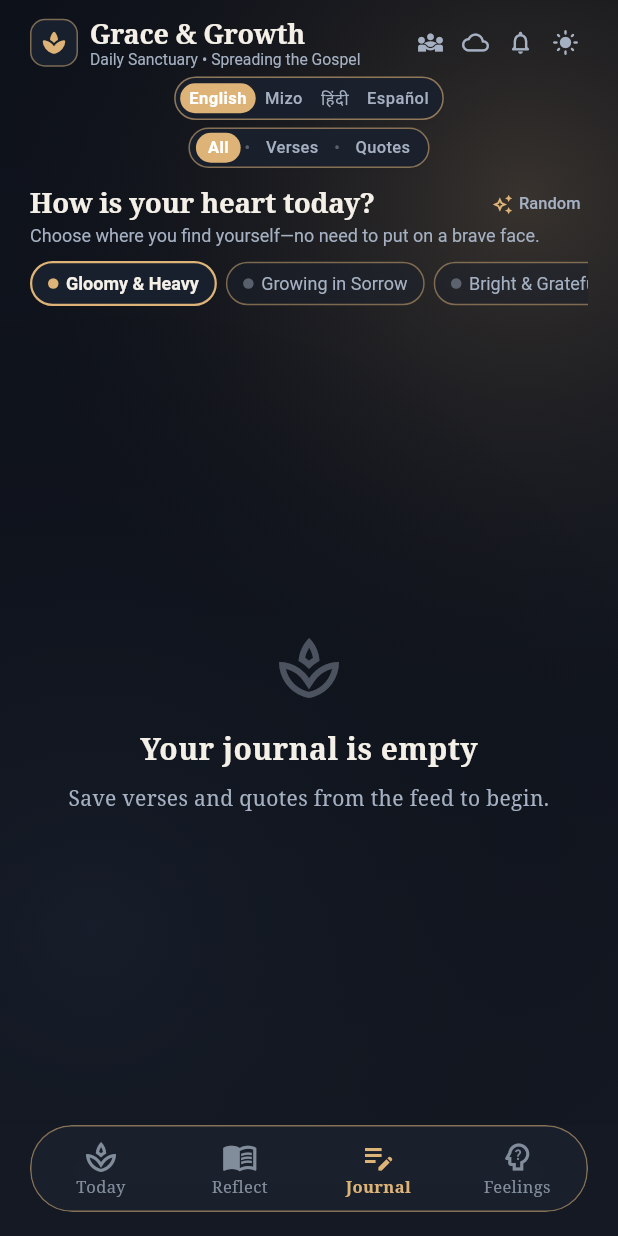
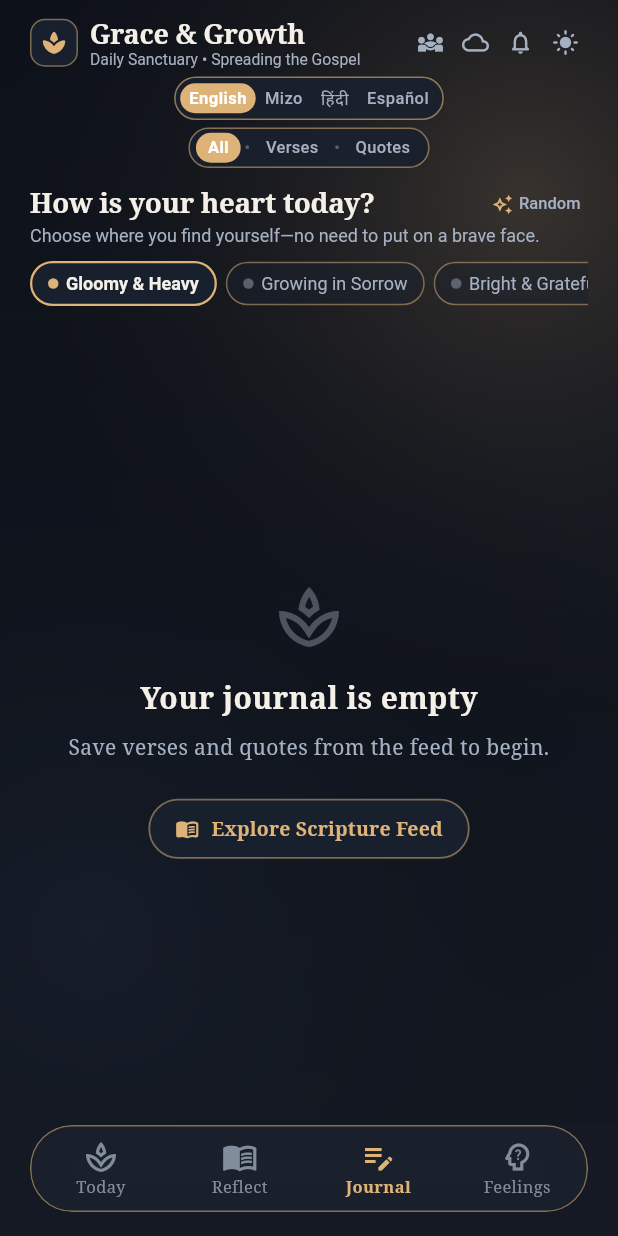
Before and after one commit to joelaah/grace-and-growth, a Flutter app: the HomeStageScreen screen opened directly, item 3 of the bottom bar chosen, on a phone screen of 412 x 824 dp. Run offline on Flutter 3.47's test engine with Material 3 defaults, Android fonts, the phone set to English and light mode, and no system bars; our stand-ins replace flutter_local_notifications, flutter_tts, share_plus, shared_preferences, supabase_flutter, timezone; missing offline and left inert: dart:html, dart:js_util; accounts and stored records are empty; network calls fail.

Commit message:
fix: bookmark persistence, layout clearances, empty feed CTA, and theme contrast

```diff
--- a/lib/screens/feelings_screen.dart
+++ b/lib/screens/feelings_screen.dart
@@ -96,7 +96,7 @@ class _FeelingsScreenState extends State<FeelingsScreen> {
 
     return SingleChildScrollView(
       physics: const BouncingScrollPhysics(),
-      padding: const EdgeInsets.fromLTRB(20, 8, 20, 32),
+      padding: const EdgeInsets.fromLTRB(20, 8, 20, 96),
       child: Center(
         child: ConstrainedBox(
           constraints: BoxConstraints(maxWidth: isWide ? 1200 : 700),
--- a/lib/screens/journal_screen.dart
+++ b/lib/screens/journal_screen.dart
@@ -17,6 +17,7 @@ class JournalScreen extends StatefulWidget {
   final ValueChanged<String>? onBookmarkToggle;
   final JournalStorage? journalStorage;
   final bool? isWideScreen;
+  final VoidCallback? onExploreFeed;
 
   const JournalScreen({
     super.key,
@@ -26,6 +27,7 @@ class JournalScreen extends StatefulWidget {
     this.onBookmarkToggle,
     this.journalStorage,
     this.isWideScreen,
+    this.onExploreFeed,
   });
 
   @override
@@ -104,6 +106,32 @@ class _JournalScreenState extends State<JournalScreen> {
                       color: palette.secondaryText,
                     ),
                   ),
+                  if (widget.onExploreFeed != null) ...[
+                    const SizedBox(height: 20),
+                    OutlinedButton.icon(
+                      onPressed: widget.onExploreFeed,
+                      icon: Icon(Icons.menu_book_rounded, size: 16, color: palette.accent),
+                      label: Text(
+                        'Explore Scripture Feed',
+                        style: TextStyle(
+                          fontSize: 13,
+                          fontWeight: FontWeight.w600,
+                          color: palette.accent,
+                        ),
+                      ),
+                      style: OutlinedButton.styleFrom(
+                        side: BorderSide(
+                          color: palette.accent.withValues(alpha: 0.5),
+                          width: 1.2,
+                        ),
+                        backgroundColor: palette.cardSurface,
+                        padding: const EdgeInsets.symmetric(horizontal: 18, vertical: 10),
+                        shape: RoundedRectangleBorder(
+                          borderRadius: BorderRadius.circular(20),
+                        ),
+                      ),
+                    ),
+                  ],
                 ],
               ),
             ),
@@ -130,7 +158,7 @@ class _JournalScreenState extends State<JournalScreen> {
 
       return SingleChildScrollView(
         physics: const BouncingScrollPhysics(),
-        padding: const EdgeInsets.fromLTRB(16, 8, 16, 32),
+        padding: const EdgeInsets.fromLTRB(16, 8, 16, 96),
         child: Center(
           child: ConstrainedBox(
             constraints: const BoxConstraints(maxWidth: 1200),
@@ -162,7 +190,7 @@ class _JournalScreenState extends State<JournalScreen> {
         constraints: const BoxConstraints(maxWidth: 700),
         child: ListView.builder(
           physics: const BouncingScrollPhysics(),
-          padding: const EdgeInsets.fromLTRB(16, 8, 16, 32),
+          padding: const EdgeInsets.fromLTRB(16, 8, 16, 96),
           itemCount: savedItems.length,
           itemBuilder: (context, index) {
             final item = savedItems[index];
--- a/lib/screens/today_screen.dart
+++ b/lib/screens/today_screen.dart
@@ -116,7 +116,7 @@ class _TodayScreenState extends State<TodayScreen> {
 
         return SingleChildScrollView(
           physics: const BouncingScrollPhysics(),
-          padding: EdgeInsets.fromLTRB(horizontalPadding, 8, horizontalPadding, 32),
+          padding: EdgeInsets.fromLTRB(horizontalPadding, 8, horizontalPadding, 96),
           child: Center(
             child: ConstrainedBox(
               constraints: BoxConstraints(maxWidth: isWide ? 1200 : 700),
--- a/lib/theme/mood_stage_theme.dart
+++ b/lib/theme/mood_stage_theme.dart
@@ -64,9 +64,9 @@ class StagePalette {
     bgTop: Color(0xFFFFFDF8),
     bgBottom: Color(0xFFF3ECE0),
     cardSurface: Color(0xFFFAF7F0),
-    cardBorder: Color(0xFFE2D9C8),
-    primaryText: Color(0xFF2E2620),
-    secondaryText: Color(0xFF756A5E),
+    cardBorder: Color(0xFFD4C8B2),
+    primaryText: Color(0xFF221B15),
+    secondaryText: Color(0xFF5A5046),
     accent: Color(0xFFC47A3B),
     stageLabel: 'Bright & Grateful',
   );
@@ -76,9 +76,9 @@ class StagePalette {
     bgTop: Color(0xFFFFFDF8),
     bgBottom: Color(0xFFF3ECE0),
     cardSurface: Color(0xFFFAF7F0),
-    cardBorder: Color(0xFFE2D9C8),
-    primaryText: Color(0xFF2E2620),
-    secondaryText: Color(0xFF756A5E),
+    cardBorder: Color(0xFFD4C8B2),
+    primaryText: Color(0xFF221B15),
+    secondaryText: Color(0xFF5A5046),
     accent: Color(0xFFB57C48),
     stageLabel: 'Walking Humbly',
   );
@@ -100,9 +100,9 @@ class StagePalette {
     bgTop: Color(0xFFFFFDF8),
     bgBottom: Color(0xFFF3ECE0),
     cardSurface: Color(0xFFFAF7F0),
-    cardBorder: Color(0xFFE2D9C8),
-    primaryText: Color(0xFF2E2620),
-    secondaryText: Color(0xFF756A5E),
+    cardBorder: Color(0xFFD4C8B2),
+    primaryText: Color(0xFF221B15),
+    secondaryText: Color(0xFF5A5046),
     accent: Color(0xFFC47A3B),
     stageLabel: 'Sacred Scripture',
   );
```
Also changed, not shown: lib/screens/home_stage_screen.dart (+50 -58 lines), lib/services/quote_api_service.dart (+18 -2 lines), 1 other file.
